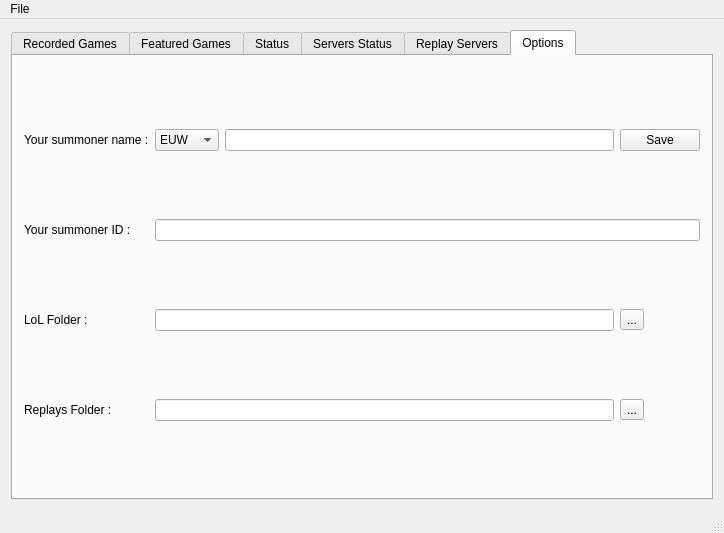
Before: the Qt Designer form src/mainwindow.ui in Aztorius/legendsreplay, drawn with Qt 5.
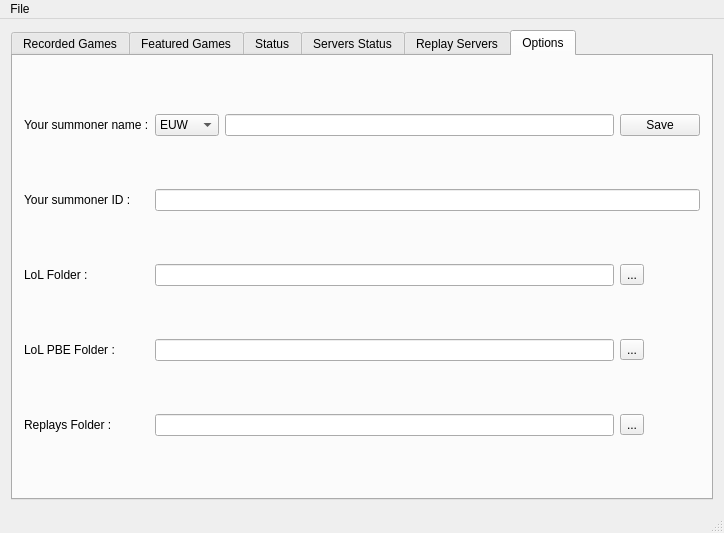
After: the same form once the commit is applied. The open tabs and pages were chosen to show the change.

Commit message: Added specific path for PBE Client Improve loading replay speed

What changed in the file:
```diff
--- a/src/mainwindow.ui
+++ b/src/mainwindow.ui
@@ -825,14 +825,14 @@
           </property>
          </widget>
         </item>
-        <item row="4" column="3">
+        <item row="5" column="3">
          <widget class="QToolButton" name="toolButton_2">
           <property name="text">
            <string>...</string>
           </property>
          </widget>
         </item>
-        <item row="4" column="0">
+        <item row="5" column="0">
          <widget class="QLabel" name="label_2">
           <property name="text">
            <string>Replays Folder :</string>
@@ -863,7 +863,7 @@
           </property>
          </widget>
         </item>
-        <item row="4" column="1" colspan="2">
+        <item row="5" column="1" colspan="2">
          <widget class="QLineEdit" name="lineEdit_replaysFolder">
           <property name="readOnly">
            <bool>true</bool>
@@ -934,6 +934,23 @@
           </item>
          </widget>
         </item>
+        <item row="3" column="1" colspan="2">
+         <widget class="QLineEdit" name="lineEdit_pbefolder"/>
+        </item>
+        <item row="3" column="0">
+         <widget class="QLabel" name="label_3">
+          <property name="text">
+           <string>LoL PBE Folder :</string>
+          </property>
+         </widget>
+        </item>
+        <item row="3" column="3">
+         <widget class="QToolButton" name="toolButton_pbefolder">
+          <property name="text">
+           <string>...</string>
+          </property>
+         </widget>
+        </item>
        </layout>
       </widget>
      </widget>
```
The commit also changes 2 other files.
